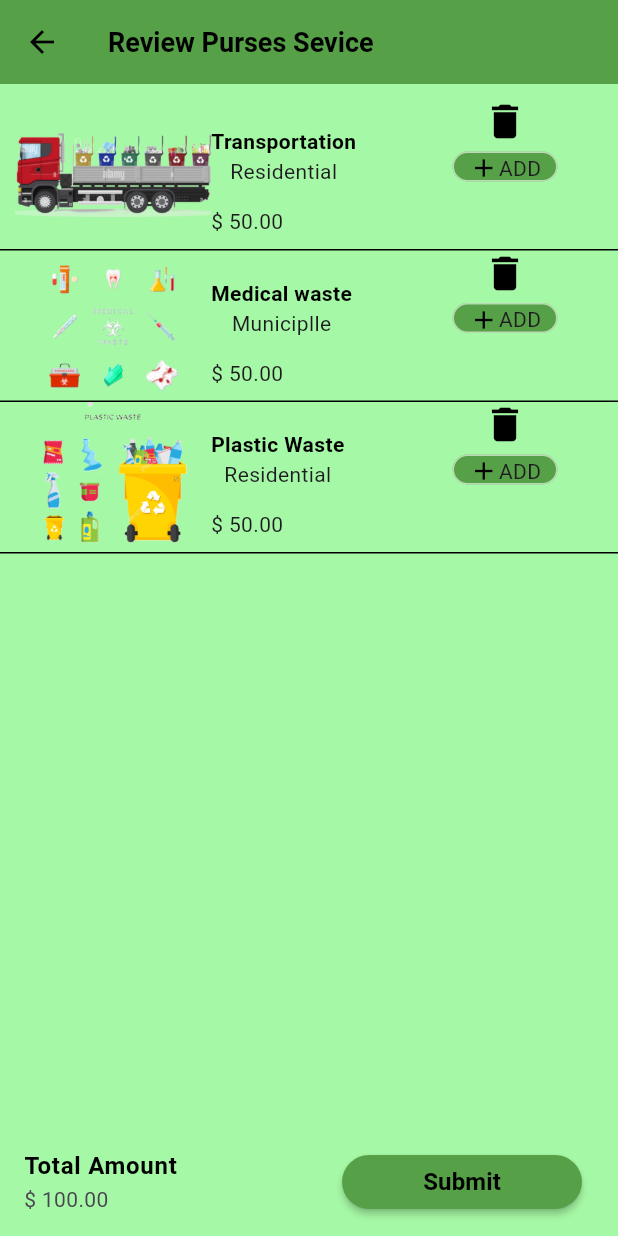
After one commit to Farzine/waste_management_and_recycle_application, a Flutter app: the ReviewService screen opened directly, on a phone screen of 412 x 824 dp. The commit adds this screen. Run offline on Flutter 3.47's test engine with Material 3 defaults, Android fonts, the phone set to English and light mode, and no system bars; our stand-ins replace firebase_auth, firebase_core, flutter_signin_button, google_sign_in; accounts and stored records are empty.

Commit message:
added review service page

```diff
--- a/lib/screens/home/drawer_side.dart
+++ b/lib/screens/home/drawer_side.dart
@@ -1,6 +1,7 @@
 import 'package:flutter/material.dart';
 import 'package:waste_management_and_recycle_application/screens/home_screen.dart';
 import 'package:waste_management_and_recycle_application/screens/my_profile/my_profile.dart';
+import 'package:waste_management_and_recycle_application/screens/review%20service/review_service.dart';
 import 'package:waste_management_and_recycle_application/screens/service_overview/service_overview.dart';
 
 class DrawerSide extends StatelessWidget {
@@ -107,12 +108,7 @@ class DrawerSide extends StatelessWidget {
             listTile(
               icon: Icons.notifications,
               title: 'Notification',
-              onTap: () {
-                // Future(() {
-                //   Navigator.push(context,
-                //       MaterialPageRoute(builder: (context) => HomeScreen()));
-                // });
-              },
+              onTap: () {},
             ),
             listTile(
               icon: Icons.cleaning_services,
@@ -132,19 +128,26 @@ class DrawerSide extends StatelessWidget {
               },
             ),
             listTile(
-              icon: Icons.location_on_outlined,
+              icon: Icons.location_on,
               title: 'Pickup Points',
               onTap: () {},
             ),
             listTile(
-              icon: Icons.subscriptions_outlined,
+              icon: Icons.subscriptions,
               title: 'Subscription',
               onTap: () {},
             ),
             listTile(
-                icon: Icons.rate_review_outlined,
-                title: 'Rating & Review',
-                onTap: () {}),
+              icon: Icons.shop_2,
+              title: 'Service Cart',
+              onTap: () {
+                Navigator.of(context).push(
+                  MaterialPageRoute(
+                    builder: (context) => ReviewService(),
+                  ),
+                );
+              },
+            ),
             listTile(icon: Icons.message_rounded, title: 'FAQs', onTap: () {}),
             Container(
               height: 350,
--- /dev/null
+++ b/lib/screens/review service/review_service.dart
@@ -0,0 +1,76 @@
+import 'package:flutter/material.dart';
+import 'package:waste_management_and_recycle_application/widgets/singleItem.dart';
+
+class ReviewService extends StatelessWidget {
+  @override
+  Widget build(BuildContext context) {
+    return Scaffold(
+      bottomNavigationBar: ListTile(
+        title: Text(
+          'Total Amount',
+          style: TextStyle(color: Colors.black, fontWeight: FontWeight.bold),
+        ),
+        subtitle: Text(
+          "\$ 100.00 ",
+        ),
+        trailing: Container(
+          width: 160,
+          child: MaterialButton(
+            color: Color.fromARGB(255, 86, 161, 71),
+            child: Text(
+              'Submit',
+              style: TextStyle(
+                  color: Colors.black,
+                  fontWeight: FontWeight.bold,
+                  fontSize: 16),
+            ),
+            shape: RoundedRectangleBorder(
+              borderRadius: BorderRadius.circular(30),
+            ),
+            onPressed: () {},
+          ),
+        ),
+      ),
+      backgroundColor: Color.fromARGB(255, 165, 248, 165),
+      appBar: AppBar(
+        backgroundColor: Color.fromARGB(255, 86, 161, 71),
+        title: Text(
+          'Review Purses Sevice',
+          style: TextStyle(
+              color: Colors.black, fontSize: 18, fontWeight: FontWeight.bold),
+        ),
+        iconTheme: IconThemeData(
+          color: Colors.black,
+        ),
+      ),
+      body: ListView(
+        children: [
+          SizedBox(
+            height: 10,
+          ),
+          SingleItem(
+            searchItemName: 'Transportation',
+            searchItemImage: 'assets/transportation.png',
+            searchItemSubName: 'Residential',
+            isbool: true,
+          ),
+          SingleItem(
+            searchItemName: 'Medical waste',
+            searchItemImage: 'assets/medical_waste.png',
+            searchItemSubName: 'Municiplle',
+            isbool: true,
+          ),
+          SingleItem(
+            searchItemName: 'Plastic Waste',
+            searchItemImage: 'assets/plastic_waste.png',
+            searchItemSubName: 'Residential',
+            isbool: true,
+          ),
+          SizedBox(
+            height: 10,
+          ),
+        ],
+      ),
+    );
+  }
+}
--- a/lib/screens/search/search.dart
+++ b/lib/screens/search/search.dart
@@ -1,5 +1,5 @@
 import 'package:flutter/material.dart';
-import 'package:waste_management_and_recycle_application/screens/search/search_item.dart';
+import 'package:waste_management_and_recycle_application/widgets/singleItem.dart';
 
 class Search extends StatelessWidget {
   @override
@@ -46,25 +46,29 @@ class Search extends StatelessWidget {
           SizedBox(
             height: 10,
           ),
-          SearchItem(
+          SingleItem(
             searchItemName: 'Recycle Service',
             searchItemImage: 'assets/recycle.png',
             searchItemSubName: 'Free',
+            isbool: false,
           ),
-          SearchItem(
+          SingleItem(
             searchItemName: 'Transportation',
             searchItemImage: 'assets/transportation.png',
             searchItemSubName: 'Residential',
+            isbool: false,
           ),
-          SearchItem(
+          SingleItem(
             searchItemName: 'Medical waste',
             searchItemImage: 'assets/medical_waste.png',
             searchItemSubName: 'Municiplle',
+            isbool: false,
           ),
-          SearchItem(
+          SingleItem(
             searchItemName: 'Plastic Waste',
             searchItemImage: 'assets/plastic_waste.png',
             searchItemSubName: 'Residential',
+            isbool: false,
           ),
         ],
       ),
--- a/lib/screens/search/search_item.dart
+++ /dev/null
@@ -1,109 +0,0 @@
-import 'package:flutter/material.dart';
-
-class SearchItem extends StatelessWidget {
-  final String searchItemName;
-  final String searchItemSubName;
-  final String searchItemImage;
-  SearchItem(
-      {required this.searchItemName,
-      required this.searchItemSubName,
-      required this.searchItemImage});
-
-  @override
-  Widget build(BuildContext context) {
-    return Padding(
-      padding: const EdgeInsets.symmetric(horizontal: 10),
-      child: Row(
-        children: [
-          Expanded(
-            child: Container(
-              height: 100,
-              child: Center(
-                child: Image.asset(searchItemImage),
-              ),
-            ),
-          ),
-          Expanded(
-            child: Container(
-              height: 90,
-              child: Column(
-                mainAxisAlignment: MainAxisAlignment.spaceBetween,
-                crossAxisAlignment: CrossAxisAlignment.start,
-                children: [
-                  Padding(
-                    padding: const EdgeInsets.symmetric(vertical: 10),
-                    child: Column(
-                      children: [
-                        Text(
-                          searchItemName,
-                          style: TextStyle(
-                              color: Colors.black, fontWeight: FontWeight.bold),
-                        ),
-                        Text(
-                          searchItemSubName,
-                        ),
-                      ],
-                    ),
-                  ),
-                  Container(
-                    margin: EdgeInsets.only(right: 15),
-                    padding: EdgeInsets.symmetric(horizontal: 10),
-                    height: 30,
-                    width: 90,
-                    decoration: BoxDecoration(
-                      color: Colors.white54,
-                      border: Border.all(color: Colors.white60),
-                      borderRadius: BorderRadius.circular(30),
-                    ),
-                    child: Row(
-                      children: [
-                        Expanded(
-                          child: Text('5 KG'),
-                        ),
-                        Center(
-                          child: Icon(
-                            Icons.arrow_drop_down_circle_outlined,
-                            size: 20,
-                            color: Colors.black,
-                          ),
-                        ),
-                      ],
-                    ),
-                  ),
-                ],
-              ),
-            ),
-          ),
-          Expanded(
-            child: Container(
-              height: 100,
-              padding: EdgeInsets.symmetric(horizontal: 15, vertical: 32),
-              child: Container(
-                height: 20,
-                width: 35,
-                decoration: BoxDecoration(
-                  color: Color.fromARGB(255, 86, 161, 71),
-                  border: Border.all(color: Colors.white60),
-                  borderRadius: BorderRadius.circular(30),
-                ),
-                child: Center(
-                  child: Row(
-                    mainAxisAlignment: MainAxisAlignment.center,
-                    children: [
-                      Icon(
-                        Icons.add,
-                        color: Colors.black,
-                        size: 20,
-                      ),
-                      Text('ADD'),
-                    ],
-                  ),
-                ),
-              ),
-            ),
-          ),
-        ],
-      ),
-    );
-  }
-}
--- /dev/null
+++ b/lib/widgets/singleItem.dart
@@ -0,0 +1,165 @@
+import 'package:flutter/material.dart';
+
+class SingleItem extends StatelessWidget {
+  bool isbool = false;
+
+  final String searchItemName;
+  final String searchItemSubName;
+  final String searchItemImage;
+
+  SingleItem(
+      {required this.searchItemName,
+      required this.searchItemSubName,
+      required this.searchItemImage,
+      required this.isbool});
+
+  @override
+  Widget build(BuildContext context) {
+    return Column(
+      children: [
+        Padding(
+          padding: const EdgeInsets.symmetric(horizontal: 10),
+          child: Row(
+            children: [
+              Expanded(
+                child: Container(
+                  height: 100,
+                  child: Center(
+                    child: Image.asset(searchItemImage),
+                  ),
+                ),
+              ),
+              Expanded(
+                child: Container(
+                  height: 90,
+                  child: Column(
+                    mainAxisAlignment: isbool == false
+                        ? MainAxisAlignment.spaceBetween
+                        : MainAxisAlignment.spaceEvenly,
+                    crossAxisAlignment: CrossAxisAlignment.start,
+                    children: [
+                      Padding(
+                        padding: const EdgeInsets.symmetric(vertical: 10),
+                        child: Column(
+                          children: [
+                            Text(
+                              searchItemName,
+                              style: TextStyle(
+                                  color: Colors.black,
+                                  fontWeight: FontWeight.bold),
+                            ),
+                            Text(
+                              searchItemSubName,
+                            ),
+                          ],
+                        ),
+                      ),
+                      isbool == false
+                          ? Container(
+                              margin: EdgeInsets.only(right: 15),
+                              padding: EdgeInsets.symmetric(horizontal: 10),
+                              height: 30,
+                              width: 90,
+                              decoration: BoxDecoration(
+                                color: Colors.white54,
+                                border: Border.all(color: Colors.white60),
+                                borderRadius: BorderRadius.circular(30),
+                              ),
+                              child: Row(
+                                children: [
+                                  Expanded(
+                                    child: Text('5 KG'),
+                                  ),
+                                  Center(
+                                    child: Icon(
+                                      Icons.arrow_drop_down_circle_outlined,
+                                      size: 20,
+                                      color: Colors.black,
+                                    ),
+                                  ),
+                                ],
+                              ),
+                            )
+                          : Text('\$ 50.00'),
+                    ],
+                  ),
+                ),
+              ),
+              Expanded(
+                child: Container(
+                  height: 100,
+                  padding: isbool == false
+                      ? EdgeInsets.symmetric(horizontal: 15, vertical: 32)
+                      : EdgeInsets.only(left: 15, right: 15),
+                  child: isbool == false
+                      ? Container(
+                          height: 20,
+                          width: 35,
+                          decoration: BoxDecoration(
+                            color: Color.fromARGB(255, 86, 161, 71),
+                            border: Border.all(color: Colors.white60),
+                            borderRadius: BorderRadius.circular(30),
+                          ),
+                          child: Center(
+                            child: Row(
+                              mainAxisAlignment: MainAxisAlignment.center,
+                              children: [
+                                Icon(
+                                  Icons.add,
+                                  color: Colors.black,
+                                  size: 20,
+                                ),
+                                Text('ADD'),
+                              ],
+                            ),
+                          ),
+                        )
+                      : Column(
+                          children: [
+                            Icon(
+                              Icons.delete,
+                              size: 30,
+                              color: Colors.black,
+                            ),
+                            SizedBox(
+                              height: 5,
+                            ),
+                            Container(
+                              height: 20,
+                              width: 70,
+                              decoration: BoxDecoration(
+                                color: Color.fromARGB(255, 86, 161, 71),
+                                border: Border.all(color: Colors.white60),
+                                borderRadius: BorderRadius.circular(30),
+                              ),
+                              child: Center(
+                                child: Row(
+                                  mainAxisAlignment: MainAxisAlignment.center,
+                                  children: [
+                                    Icon(
+                                      Icons.add,
+                                      color: Colors.black,
+                                      size: 20,
+                                    ),
+                                    Text('ADD'),
+                                  ],
+                                ),
+                              ),
+                            ),
+                          ],
+                        ),
+                ),
+              ),
+            ],
+          ),
+        ),
+        isbool == false
+            ? Container()
+            : Divider(
+                height: 1,
+                color: Colors.black,
+              ),
+      ],
+    );
+  }
+}
```
